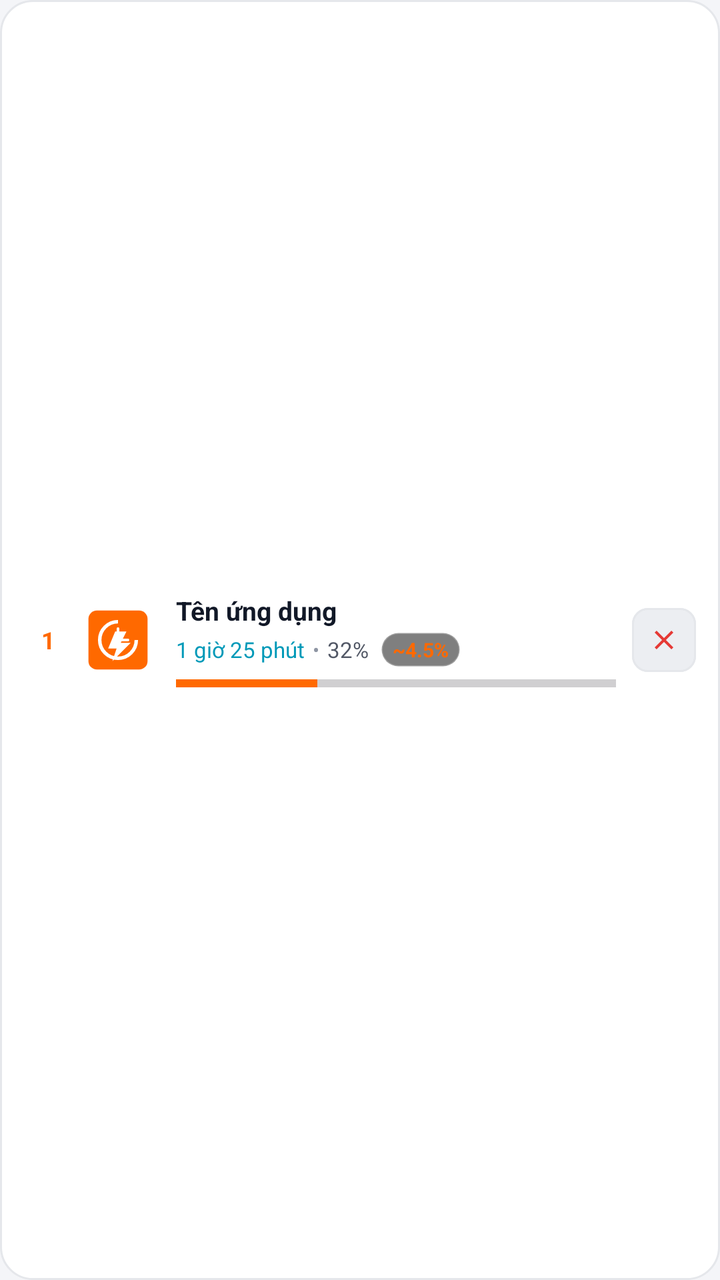
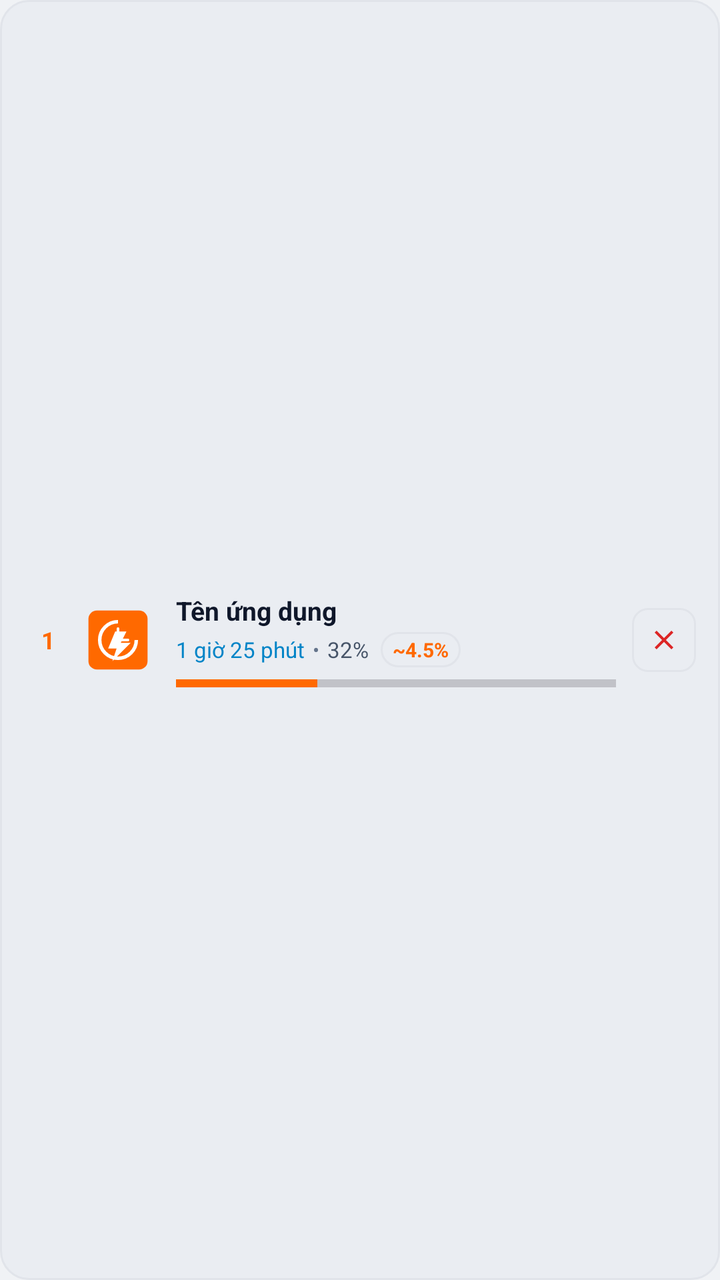

Before-and-after screenshots of an Android layout around one commit, followed by the original layout XML and the change that was made.
<!-- AndroidManifest.xml: application theme Theme.ToolXiaomi -->
<!-- res/layout/item_battery_drain_app.xml -->
<?xml version="1.0" encoding="utf-8"?>
<LinearLayout xmlns:android="http://schemas.android.com/apk/res/android"
    xmlns:app="http://schemas.android.com/apk/res-auto"
    android:layout_width="match_parent"
    android:layout_height="wrap_content"
    android:layout_marginBottom="8dp"
    android:background="@drawable/bg_card_rounded"
    android:gravity="center_vertical"
    android:orientation="horizontal"
    android:padding="12dp">

    
    <TextView
        android:id="@+id/item_tv_rank"
        android:layout_width="24dp"
        android:layout_height="wrap_content"
        android:gravity="center"
        android:text="1"
        android:textColor="@color/mi_orange"
        android:textSize="12sp"
        android:textStyle="bold" />

    
    <ImageView
        android:id="@+id/item_iv_icon"
        android:layout_width="38dp"
        android:layout_height="38dp"
        android:layout_marginStart="4dp"
        android:layout_marginEnd="10dp"
        android:contentDescription="App Icon"
        android:src="@drawable/ic_app_icon" />

    
    <LinearLayout
        android:layout_width="0dp"
        android:layout_height="wrap_content"
        android:layout_marginEnd="8dp"
        android:layout_weight="1"
        android:orientation="vertical">

        <TextView
            android:id="@+id/item_tv_name"
            android:layout_width="match_parent"
            android:layout_height="wrap_content"
            android:ellipsize="end"
            android:maxLines="1"
            android:text="Tên ứng dụng"
            android:textColor="@color/text_primary"
            android:textSize="13sp"
            android:textStyle="bold" />

        <LinearLayout
            android:layout_width="match_parent"
            android:layout_height="wrap_content"
            android:layout_marginTop="2dp"
            android:gravity="center_vertical"
            android:orientation="horizontal">

            <TextView
                android:id="@+id/item_tv_duration"
                android:layout_width="wrap_content"
                android:layout_height="wrap_content"
                android:singleLine="true"
                android:text="1 giờ 25 phút"
                android:textColor="@color/neon_cyan"
                android:textSize="11sp" />

            <TextView
                android:layout_width="wrap_content"
                android:layout_height="wrap_content"
                android:layout_marginStart="4dp"
                android:layout_marginEnd="4dp"
                android:text="•"
                android:textColor="@color/text_muted"
                android:textSize="10sp" />

            <TextView
                android:id="@+id/item_tv_percentage"
                android:layout_width="wrap_content"
                android:layout_height="wrap_content"
                android:singleLine="true"
                android:text="32%"
                android:textColor="@color/text_secondary"
                android:textSize="11sp" />

            <TextView
                android:id="@+id/item_tv_est_battery"
                android:layout_width="wrap_content"
                android:layout_height="wrap_content"
                android:layout_marginStart="6dp"
                android:background="@drawable/bg_floating_capsule"
                android:ellipsize="none"
                android:maxLines="1"
                android:paddingStart="6dp"
                android:paddingTop="2dp"
                android:paddingEnd="6dp"
                android:paddingBottom="2dp"
                android:singleLine="true"
                android:text="~4.5%"
                android:textColor="@color/mi_orange"
                android:textSize="10sp"
                android:textStyle="bold" />
        </LinearLayout>

        <ProgressBar
            android:id="@+id/item_pb_progress"
            style="?android:attr/progressBarStyleHorizontal"
            android:layout_width="match_parent"
            android:layout_height="4dp"
            android:layout_marginTop="6dp"
            android:max="100"
            android:progress="32"
            android:progressTint="@color/mi_orange" />
    </LinearLayout>

    
    <com.google.android.material.button.MaterialButton
        android:id="@+id/item_btn_stop"
        android:layout_width="32dp"
        android:layout_height="32dp"
        android:backgroundTint="@color/card_highlight"
        android:contentDescription="Buộc dừng ứng dụng"
        android:insetLeft="0dp"
        android:insetTop="0dp"
        android:insetRight="0dp"
        android:insetBottom="0dp"
        android:minHeight="0dp"
        android:minWidth="0dp"
        android:padding="0dp"
        app:cornerRadius="8dp"
        app:icon="@drawable/ic_close"
        app:iconGravity="textStart"
        app:iconPadding="0dp"
        app:iconSize="16dp"
        app:iconTint="@color/neon_red"
        app:strokeColor="@color/card_dark_stroke"
        app:strokeWidth="1dp" />

</LinearLayout>
<!-- resources referenced by this layout -->
<resources>
  <color name="card_dark_stroke">#E5E7EB</color>
  <color name="card_highlight">#ECEEF2</color>
  <color name="mi_orange">#FF6900</color>
  <color name="neon_cyan">#0099B8</color>
  <color name="neon_red">#E53935</color>
  <color name="text_muted">#8E95A3</color>
  <color name="text_primary">#111827</color>
  <color name="text_secondary">#525866</color>
  <!-- drawable bg_card_rounded (drawable) -->
  <?xml version="1.0" encoding="utf-8"?>
  <shape xmlns:android="http://schemas.android.com/apk/res/android"
      android:shape="rectangle">
      <corners android:radius="16dp" />
      <solid android:color="@color/card_dark" />
      <stroke
          android:width="1dp"
          android:color="@color/card_dark_stroke" />
  </shape>
  <!-- drawable bg_floating_capsule (drawable) -->
  <?xml version="1.0" encoding="utf-8"?>
  <shape xmlns:android="http://schemas.android.com/apk/res/android"
      android:shape="rectangle">
      <corners android:radius="16dp" />
      <solid android:color="@color/overlay_black_50" />
      <stroke
          android:width="1dp"
          android:color="#40FFFFFF" />
      <padding
          android:bottom="4dp"
          android:left="10dp"
          android:right="10dp"
          android:top="4dp" />
  </shape>
  <!-- drawable ic_app_icon (drawable) -->
  <vector xmlns:android="http://schemas.android.com/apk/res/android"
      android:width="108dp"
      android:height="108dp"
      android:viewportWidth="108"
      android:viewportHeight="108">
      
      <path
          android:fillColor="#FF6900"
          android:pathData="M24,12 L84,12 A12,12 0 0,1 96,24 L96,84 A12,12 0 0,1 84,96 L24,96 A12,12 0 0,1 12,84 L12,24 A12,12 0 0,1 24,12 Z" />
      
      <path
          android:strokeColor="#FFFFFF"
          android:strokeWidth="5"
          android:pathData="M54,28 A26,26 0 1,0 80,54" />
      
      <path
          android:strokeColor="#FFFFFF"
          android:strokeWidth="4"
          android:strokeLineCap="round"
          android:pathData="M54,54 L54,38" />
      <path
          android:strokeColor="#FFFFFF"
          android:strokeWidth="4"
          android:strokeLineCap="round"
          android:pathData="M54,54 L68,54" />
      
      <path
          android:fillColor="#FFFFFF"
          android:pathData="M50,42 L66,42 L58,58 L72,58 L46,84 L52,66 L40,66 Z" />
  </vector>
  <!-- drawable ic_close (drawable) -->
  <vector xmlns:android="http://schemas.android.com/apk/res/android"
      android:width="24dp"
      android:height="24dp"
      android:viewportWidth="24"
      android:viewportHeight="24">
      <path
          android:fillColor="@color/neon_red"
          android:pathData="M19,6.41L17.59,5 12,10.59 6.41,5 5,6.41 10.59,12 5,17.59 6.41,19 12,13.41 17.59,19 19,17.59 13.41,12z" />
  </vector>
  <style name="Theme.ToolXiaomi" parent="Theme.Material3.DayNight.NoActionBar">
          <item name="colorPrimary">@color/mi_orange</item>
          <item name="colorPrimaryVariant">@color/mi_orange_dark</item>
          <item name="colorOnPrimary">#FFFFFF</item>
          <item name="android:statusBarColor">@color/bg_dark</item>
          <item name="android:navigationBarColor">@color/bg_dark</item>
          <item name="android:windowBackground">@color/bg_dark</item>
          <item name="android:windowLightStatusBar" tools:targetApi="m">true</item>
          <item name="android:windowLightNavigationBar" tools:targetApi="o_mr1">true</item>
      </style>
  <color name="card_dark">#FFFFFF</color>
  <color name="overlay_black_50">#80000000</color>
  <color name="mi_orange_dark">#E55D00</color>
  <color name="bg_dark">#F4F5F8</color>
</resources>

<!-- the commit's change to res/layout/item_battery_drain_app.xml (unified diff, before → after) -->
@@ -88,7 +88,7 @@
                 android:layout_width="wrap_content"
                 android:layout_height="wrap_content"
                 android:layout_marginStart="6dp"
-                android:background="@drawable/bg_floating_capsule"
+                android:background="@drawable/bg_badge_rounded"
                 android:ellipsize="none"
                 android:maxLines="1"
                 android:paddingStart="6dp"
<!-- resource entries referenced after the edit -->
@@ -1,37 +1,32 @@
 <!-- resources referenced by this layout -->
 <resources>
-  <color name="card_dark_stroke">#E5E7EB</color>
-  <color name="card_highlight">#ECEEF2</color>
+  <color name="card_dark_stroke">#E1E4EA</color>
+  <color name="card_highlight">#EAEDF2</color>
   <color name="mi_orange">#FF6900</color>
-  <color name="neon_cyan">#0099B8</color>
-  <color name="neon_red">#E53935</color>
-  <color name="text_muted">#8E95A3</color>
-  <color name="text_primary">#111827</color>
-  <color name="text_secondary">#525866</color>
+  <color name="neon_cyan">#0284C7</color>
+  <color name="neon_red">#DC2626</color>
+  <color name="text_muted">#64748B</color>
+  <color name="text_primary">#0F172A</color>
+  <color name="text_secondary">#475569</color>
+  <!-- drawable bg_badge_rounded (drawable) -->
+  <?xml version="1.0" encoding="utf-8"?>
+  <shape xmlns:android="http://schemas.android.com/apk/res/android"
+      android:shape="rectangle">
+      <corners android:radius="12dp" />
+      <solid android:color="@color/card_highlight" />
+      <stroke
+          android:width="1dp"
+          android:color="@color/card_dark_stroke" />
+  </shape>
   <!-- drawable bg_card_rounded (drawable) -->
   <?xml version="1.0" encoding="utf-8"?>
   <shape xmlns:android="http://schemas.android.com/apk/res/android"
       android:shape="rectangle">
-      <corners android:radius="16dp" />
-      <solid android:color="@color/card_dark" />
+      <corners android:radius="14dp" />
+      <solid android:color="@color/card_highlight" />
       <stroke
           android:width="1dp"
           android:color="@color/card_dark_stroke" />
-  </shape>
-  <!-- drawable bg_floating_capsule (drawable) -->
-  <?xml version="1.0" encoding="utf-8"?>
-  <shape xmlns:android="http://schemas.android.com/apk/res/android"
-      android:shape="rectangle">
-      <corners android:radius="16dp" />
-      <solid android:color="@color/overlay_black_50" />
-      <stroke
-          android:width="1dp"
-          android:color="#40FFFFFF" />
-      <padding
-          android:bottom="4dp"
-          android:left="10dp"
-          android:right="10dp"
-          android:top="4dp" />
   </shape>
   <!-- drawable ic_app_icon (drawable) -->
   <vector xmlns:android="http://schemas.android.com/apk/res/android"
@@ -78,15 +73,16 @@
           <item name="colorPrimary">@color/mi_orange</item>
           <item name="colorPrimaryVariant">@color/mi_orange_dark</item>
           <item name="colorOnPrimary">#FFFFFF</item>
+          <item name="colorSecondaryContainer">@color/card_highlight</item>
+          <item name="colorOnSecondaryContainer">@color/mi_orange</item>
           <item name="android:statusBarColor">@color/bg_dark</item>
-          <item name="android:navigationBarColor">@color/bg_dark</item>
+          <item name="android:navigationBarColor">@color/card_dark</item>
           <item name="android:windowBackground">@color/bg_dark</item>
           <item name="android:windowLightStatusBar" tools:targetApi="m">true</item>
           <item name="android:windowLightNavigationBar" tools:targetApi="o_mr1">true</item>
       </style>
   <color name="card_dark">#FFFFFF</color>
-  <color name="overlay_black_50">#80000000</color>
   <color name="mi_orange_dark">#E55D00</color>
-  <color name="bg_dark">#F4F5F8</color>
+  <color name="bg_dark">#F0F2F5</color>
 </resources>
 
